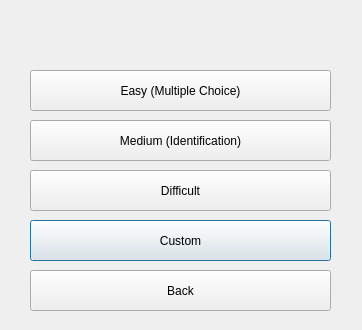
The window that trial2/dialog.ui (Sloth-iNkt/trial) describes before a commit, drawn with Qt 5.
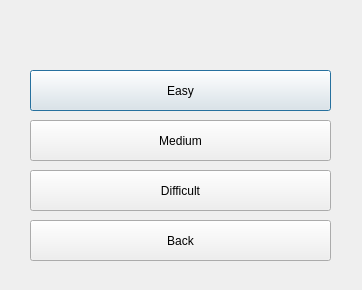
The same window after the commit.

Diff of the .ui file:
```diff
--- a/trial2/dialog.ui
+++ b/trial2/dialog.ui
@@ -7,25 +7,12 @@
     <x>0</x>
     <y>0</y>
     <width>362</width>
-    <height>330</height>
+    <height>290</height>
    </rect>
   </property>
   <property name="windowTitle">
    <string>Dialog</string>
   </property>
-  <widget class="QPushButton" name="shuffledBtn">
-   <property name="geometry">
-    <rect>
-     <x>30</x>
-     <y>220</y>
-     <width>301</width>
-     <height>41</height>
-    </rect>
-   </property>
-   <property name="text">
-    <string>Custom</string>
-   </property>
-  </widget>
   <widget class="QPushButton" name="easyBtn">
    <property name="geometry">
     <rect>
@@ -36,7 +23,7 @@
     </rect>
    </property>
    <property name="text">
-    <string>Easy (Multiple Choice)</string>
+    <string>Easy</string>
    </property>
   </widget>
   <widget class="QPushButton" name="difficultBtn">
@@ -62,18 +49,21 @@
     </rect>
    </property>
    <property name="text">
-    <string>Medium (Identification)</string>
+    <string>Medium</string>
    </property>
   </widget>
   <widget class="QPushButton" name="backBtn">
    <property name="geometry">
     <rect>
      <x>30</x>
-     <y>270</y>
+     <y>220</y>
      <width>301</width>
      <height>41</height>
     </rect>
    </property>
+   <property name="autoFillBackground">
+    <bool>true</bool>
+   </property>
    <property name="text">
     <string>Back</string>
    </property>
```
